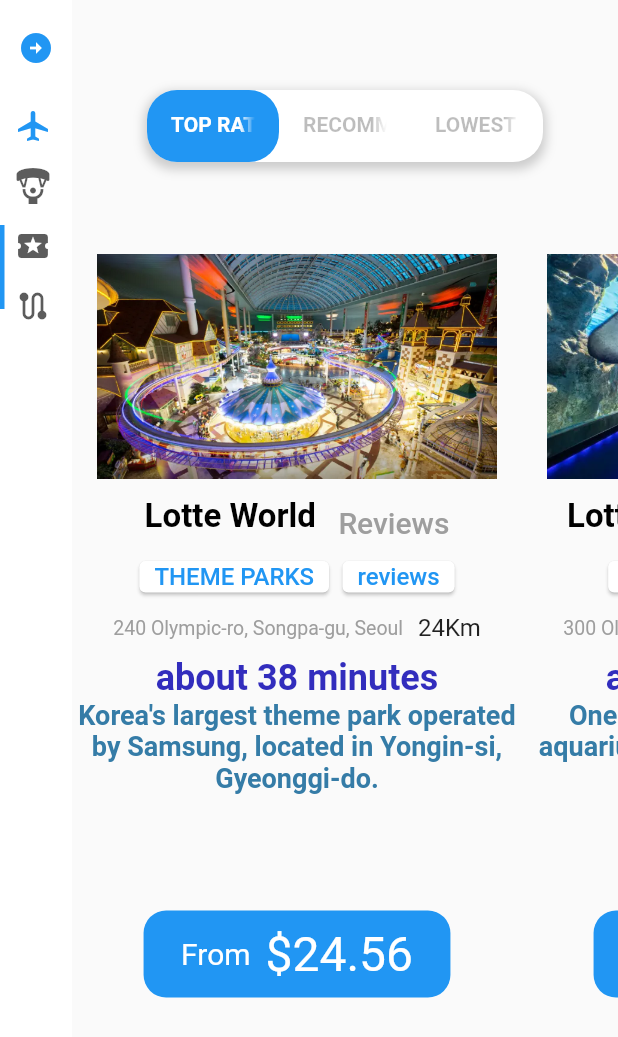
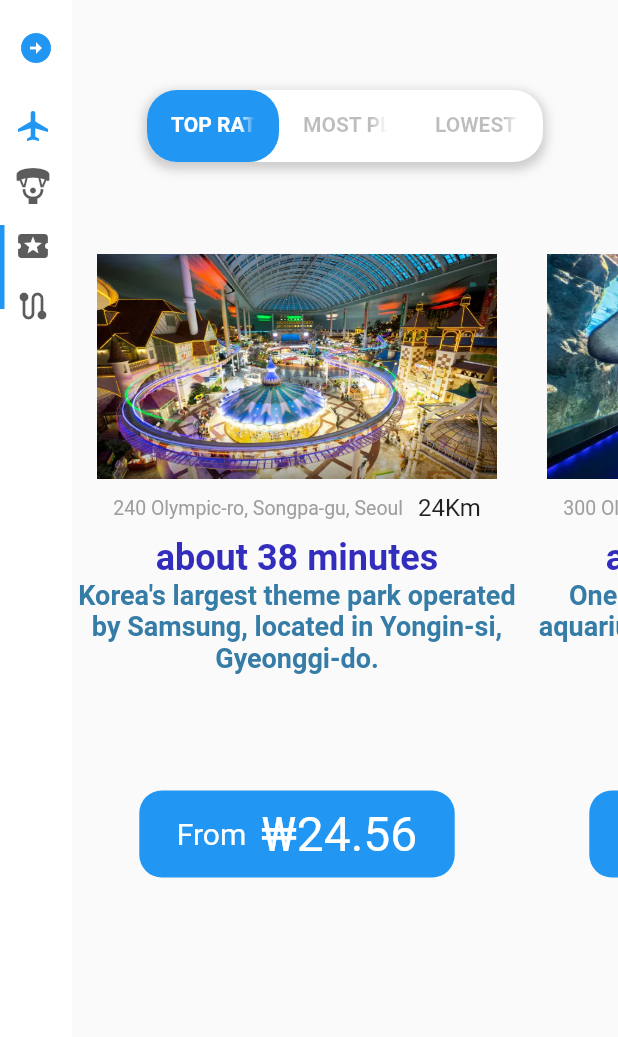
Before and after one commit to HEESEA-KIM/Han_Tour, a Flutter app: the screen it shows after launch, after a tap on the "arrow circle left" icon, on a phone screen of 412 x 824 dp. Shown: the top 1037 px of the screen. Run offline on Flutter 3.47's test engine with Material 2 defaults, Android fonts, the phone set to English and light mode, and no system bars; our stand-ins replace cloud_firestore, firebase_core, geolocator; accounts and stored records are empty.

Commit message:
CHORE: Change tab bar element and delete review

```diff
--- a/lib/nav_rail.dart
+++ b/lib/nav_rail.dart
@@ -137,12 +137,12 @@ class _NavRailState extends State<NavRail> {
   final Map<int, List<Widget>> _navRailToTabContents = {
     0: [ // Tour
       TabContent(),
-      Center(child: Text('Tour - RECOMMENDED Content')),
+      Center(child: Text('Tour - MOST PLAYED Content')),
       Center(child: Text('Tour - LOWEST PRICE Content'))
     ],
     1: [ // Activity
       Center(child: Text('Activity - TOP RATED Content')),
-      Center(child: Text('Activity - RECOMMENDED Content')),
+      Center(child: Text('Activity - MOST PLAYED Content')),
       Center(child: Text('Activity - LOWEST PRICE Content'))
     ],
     2: [ // Ticket
@@ -152,7 +152,7 @@ class _NavRailState extends State<NavRail> {
     ],
     3: [ // Transport
       Center(child: Text('Transport - TOP RATED Content')),
-      Center(child: Text('Transport - RECOMMENDED Content')),
+      Center(child: Text('Transport - MOST PLAYED Content')),
       Center(child: Text('Transport - LOWEST PRICE Content'))
     ]
   };
@@ -187,7 +187,7 @@ class _NavRailState extends State<NavRail> {
   }
 
   Widget _buildTabBar() {
-    final tabs = ['TOP RATED', 'RECOMMENDED', 'LOWEST PRICE'];
+    final tabs = ['TOP RATED', 'MOST PLAYED', 'LOWEST PRICE'];
 
     return Container(
       decoration: BoxDecoration(
--- a/lib/tab_content.dart
+++ b/lib/tab_content.dart
@@ -54,7 +54,7 @@ class _TabContentState extends State<TabContent> {
         'name': 'Lotte World',
         'category': 'THEME PARKS',
         'location': '240 Olympic-ro, Songpa-gu, Seoul',
-        'price': '\$24.56',
+        'price': '\₩24.56',
         'distance': '24Km',
         'time': 'about 38 minutes',
         'description':
@@ -67,7 +67,7 @@ class _TabContentState extends State<TabContent> {
         'name': 'Lotte Aqualium',
         'category': 'AQUARIUM',
         'location': '300 Olympic-ro, Songpa-gu, Seoul',
-        'price': '\$19.25',
+        'price': '\₩19.25',
         'distance': '24Km',
         'time': 'about 38 minutes',
         'description':
@@ -80,7 +80,7 @@ class _TabContentState extends State<TabContent> {
         'name': 'Myeongdong Nanta',
         'category': 'PERFORMANCES',
         'location': 'UNESCO Center, 26 Myeongdong-gil, Jung-gu, Seoul',
-        'price': '\$22.83',
+        'price': '\₩22.83',
         'distance': '2.2Km',
         'time': 'about 11 minutes',
         'description':
@@ -148,53 +148,11 @@ class _TabContentState extends State<TabContent> {
         SizedBox(height: 1),
         buildImageWithBookmark(context, imagePath),
         SizedBox(height: 10),
-        buildNameWithReviews(name),
-        SizedBox(height: 10),
-        buildCategoryWithReviews(category),
-        SizedBox(height: 10),
         buildLocation(location, distance),
         SizedBox(height: 10),
         buildHighlightText(time, explanation),
         SizedBox(height: 1),
         buildPrice(price),
-      ],
-    );
-  }
-
-  Row buildNameWithReviews(String name) {
-    return Row(
-      textDirection: TextDirection.ltr,
-      mainAxisAlignment: MainAxisAlignment.center,
-      children: [
-        Text(
-          name,
-          style: TextStyle(
-            fontSize: 22,
-            fontWeight: FontWeight.w700,
-            color: Colors.black,
-          ),
-        ),
-        SizedBox(width: 15),
-        Padding(
-          padding: const EdgeInsets.only(top: 8),
-          child: Text('Reviews',
-              style: TextStyle(
-                  fontSize: 20,
-                  fontWeight: FontWeight.w500,
-                  color: Colors.grey)),
-        ),
-      ],
-    );
-  }
-
-  Row buildCategoryWithReviews(String category) {
-    return Row(
-      textDirection: TextDirection.ltr,
-      mainAxisAlignment: MainAxisAlignment.center,
-      children: [
-        buildCategoryCard(category),
-        SizedBox(width: 1),
-        buildCategoryCard('reviews'),
       ],
     );
   }
```
Also changed, not shown: pubspec.lock.
